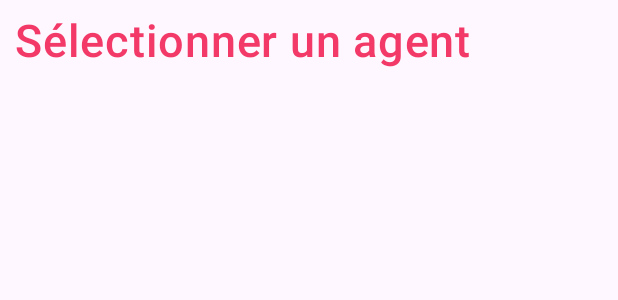
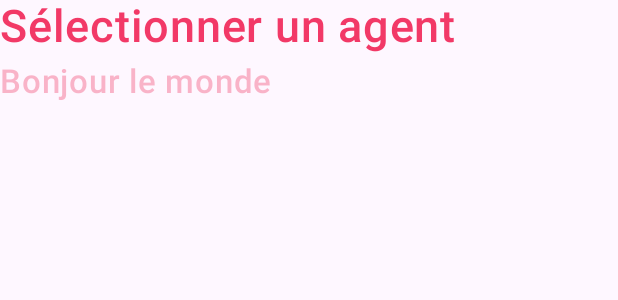
Before and after one commit to Immobylette/immobylette--app-mobile, an Android app built with Jetpack Compose: the @Preview function TitlePreview, on a phone screen of 412 x 824 dp. Shown: the top 300 px of the screen. Run offline under Robolectric (Android 15) with nearby library versions, the phone set to English and light mode, and no system bars; network calls fail; 10 statements that could not run were skipped.

Commit message:
[UPDATE] add types in title composable

```diff
--- a/app/src/main/java/com/immobylette/appmobile/ui/shared/component/Title.kt
+++ b/app/src/main/java/com/immobylette/appmobile/ui/shared/component/Title.kt
@@ -1,7 +1,9 @@
 package com.immobylette.appmobile.ui.shared.component
 
+import androidx.compose.foundation.layout.Column
+import androidx.compose.foundation.layout.Spacer
 import androidx.compose.foundation.layout.fillMaxSize
-import androidx.compose.foundation.layout.padding
+import androidx.compose.foundation.layout.height
 import androidx.compose.material3.MaterialTheme
 import androidx.compose.material3.Surface
 import androidx.compose.material3.Text
@@ -14,15 +16,25 @@ import androidx.compose.ui.unit.dp
 import androidx.compose.ui.unit.sp
 import com.immobylette.appmobile.R
 import com.immobylette.appmobile.ui.shared.theme.ImmobyletteappmobileTheme
+import com.immobylette.appmobile.ui.shared.theme.PinkLight
+
+enum class TitleType {
+    H1,
+    H2,
+}
+
 
 @Composable
-fun Title(text: String, modifier: Modifier = Modifier) {
+fun Title(text: String, modifier: Modifier = Modifier, type: TitleType = TitleType.H1) {
+    val fontSize = if (type == TitleType.H1) 30.sp else 22.sp
+    val color = if (type == TitleType.H1) MaterialTheme.colorScheme.primary else PinkLight
+
     Text(
         text = text,
         modifier = modifier,
-        fontSize = 30.sp,
+        fontSize = fontSize,
         fontWeight = FontWeight.SemiBold,
-        color = MaterialTheme.colorScheme.primary,
+        color = color,
         fontFamily = MaterialTheme.typography.headlineMedium.fontFamily
     )
 }
@@ -32,7 +44,11 @@ fun Title(text: String, modifier: Modifier = Modifier) {
 fun TitlePreview(){
     ImmobyletteappmobileTheme(darkTheme = false, dynamicColor = false) {
         Surface(Modifier.fillMaxSize()) {
-            Title(stringResource(id = R.string.label_select_agent), modifier = Modifier.padding(10.dp))
+            Column{
+                Title(stringResource(id = R.string.label_select_agent))
+                Spacer(modifier = Modifier.height(5.dp))
+                Title(text = "Bonjour le monde", type = TitleType.H2)
+            }
         }
     }
 }
--- a/app/src/main/java/com/immobylette/appmobile/ui/shared/theme/Color.kt
+++ b/app/src/main/java/com/immobylette/appmobile/ui/shared/theme/Color.kt
@@ -9,6 +9,7 @@ val PurpleGrey40 = Color(0xFF625b71)
 val Pink40 = Color(0xFF7D5260)
 
 val Pink = Color(0xFFF23967)
+val PinkLight = Color(0x5CF23967)
 
 var Black = Color(0xFF363636)
 
```
